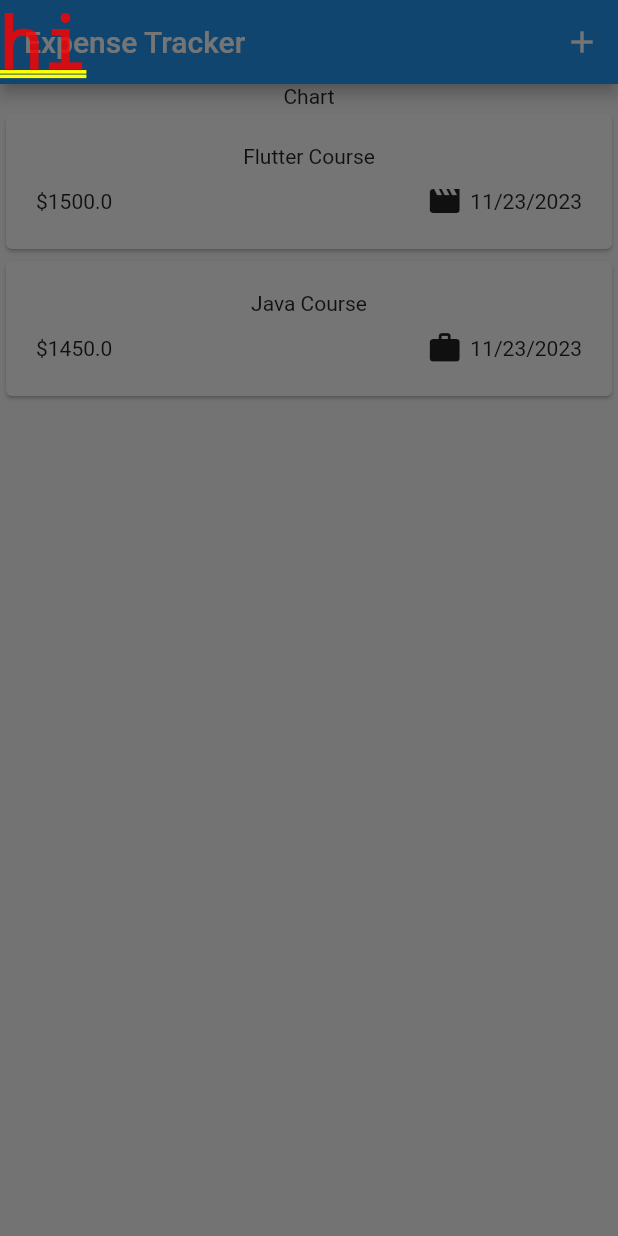
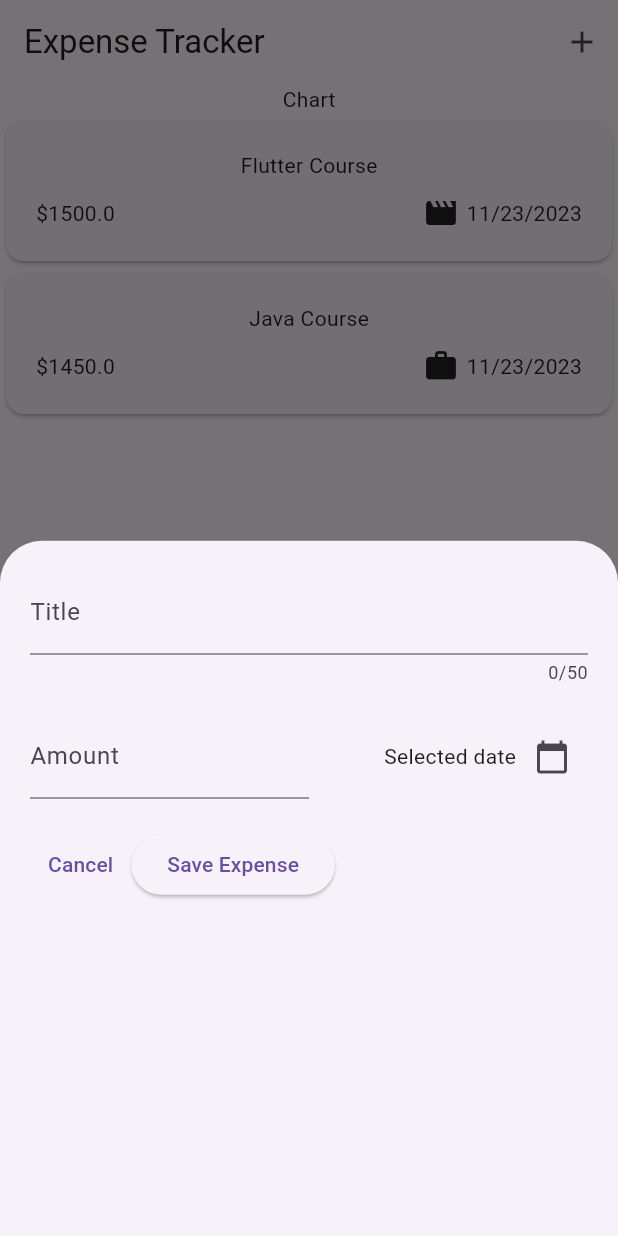
Before and after one commit to ShnAhmad/Expense_Tracker, a Flutter app: the screen it shows after launch, after a tap on the "add" icon, on a phone screen of 412 x 824 dp. Run offline on Flutter 3.47's test engine with Material 2 defaults, Android fonts, the phone set to English and light mode, and no system bars.

Commit message:
working on adding expense overlay

```diff
--- a/lib/Screens/Home/home.dart
+++ b/lib/Screens/Home/home.dart
@@ -1,5 +1,6 @@
 import 'package:expense_tracker/Model/expenses.dart';
 import 'package:expense_tracker/Screens/Home/displaylist.dart';
+import 'package:expense_tracker/Screens/NewExpense/newexpense.dart';
 
 import 'package:flutter/material.dart';
 
@@ -7,10 +8,10 @@ class Home extends StatefulWidget {
   const Home({super.key});
 
   @override
-  State<Home> createState() => _MyWidgetState();
+  State<Home> createState() => _HomeState();
 }
 
-class _MyWidgetState extends State<Home> {
+class _HomeState extends State<Home> {
   final List<Expense> addedexpenses = [
     Expense(
         title: 'Flutter Course',
@@ -26,7 +27,8 @@ class _MyWidgetState extends State<Home> {
   ];
 
   void _openaddexpenseoverlay() {
-    showAdaptiveDialog(context: context, builder: (ctx) => const Text('hi'));
+    showModalBottomSheet(
+        context: context, builder: (ctx) => const NewExpense());
   }
 
   @override
--- /dev/null
+++ b/lib/Screens/NewExpense/newexpense.dart
@@ -0,0 +1,100 @@
+import 'package:flutter/material.dart';
+
+class NewExpense extends StatefulWidget {
+  const NewExpense({super.key});
+
+  @override
+  State<NewExpense> createState() => _NewExpenseState();
+}
+
+class _NewExpenseState extends State<NewExpense> {
+  final _titlecontroller = TextEditingController();
+  final _amountcontroller = TextEditingController();
+  late DateTime now;
+  late DateTime firstDate;
+  @override
+  void initState() {
+    now = DateTime.now();
+    firstDate = DateTime(now.year - 1, now.month, now.day);
+    super.initState();
+  }
+
+  void _showDate() {
+    showDatePicker(
+        context: context,
+        initialDate: now,
+        firstDate: firstDate,
+        lastDate: now);
+  }
+
+  @override
+  void dispose() {
+    _titlecontroller.dispose();
+    _amountcontroller.dispose();
+    super.dispose();
+  }
+
+  @override
+  Widget build(BuildContext context) {
+    return Padding(
+      padding: const EdgeInsets.all(20.0),
+      child: Column(
+        children: [
+          TextField(
+            controller: _titlecontroller,
+            maxLength: 50,
+            decoration: const InputDecoration(
+              label: Text('Title'),
+            ),
+          ),
+          const SizedBox(
+            height: 20,
+          ),
+          Row(
+            children: [
+              Expanded(
+                child: TextField(
+                  controller: _amountcontroller,
+                  keyboardType: TextInputType.number,
+                  decoration: const InputDecoration(
+                    prefix: Text('\$'),
+                    label: Text('Amount'),
+                  ),
+                ),
+              ),
+              const SizedBox(
+                width: 50,
+              ),
+              Row(
+                mainAxisAlignment: MainAxisAlignment.start,
+                // crossAxisAlignment: CrossAxisAlignment.center,
+                children: [
+                  const Text('Selected date'),
+                  IconButton(
+                    onPressed: _showDate,
+                    icon: const Icon(Icons.calendar_today),
+                  ),
+                ],
+              )
+            ],
+          ),
+          const SizedBox(
+            height: 20,
+          ),
+          Row(
+            children: [
+              TextButton(
+                onPressed: () {},
+                child: const Text('Cancel'),
+              ),
+              ElevatedButton(
+                onPressed: () {},
+                child: const Text('Save Expense'),
+              )
+            ],
+          ),
+        ],
+      ),
+    );
+  }
+}
--- a/lib/main.dart
+++ b/lib/main.dart
@@ -2,7 +2,8 @@ import 'package:expense_tracker/Screens/Home/home.dart';
 import 'package:flutter/material.dart';
 
 void main() {
-  runApp(const MaterialApp(
+  runApp(MaterialApp(
+    theme: ThemeData(useMaterial3: true),
     debugShowCheckedModeBanner: false,
     home: Home(),
   ));
```
